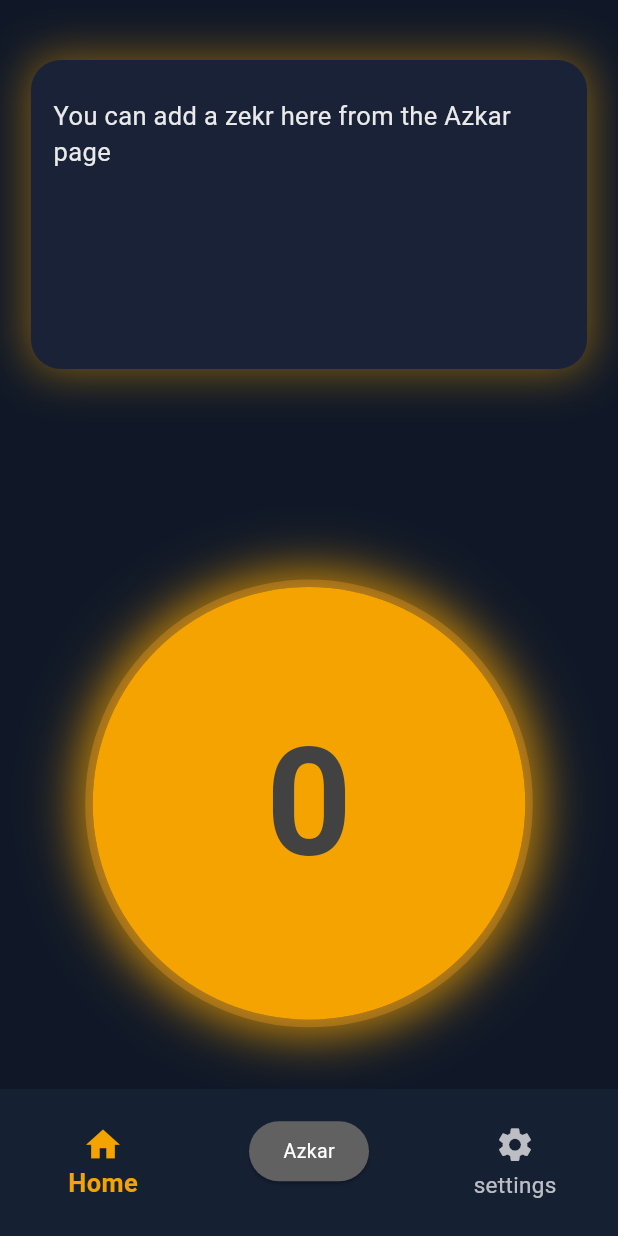
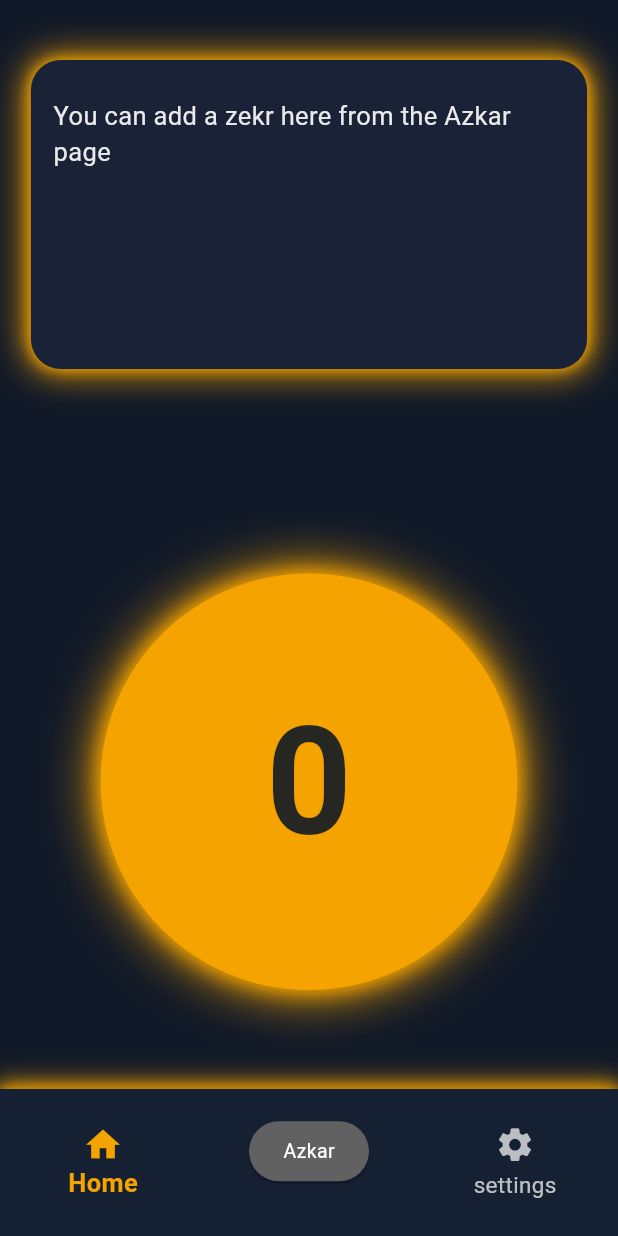
Before and after one commit to Abdalla-Medhat/Mesbahaty, a Flutter app: the screen it shows after launch, on a phone screen of 412 x 824 dp. Run offline on Flutter 3.47's test engine with Material 3 defaults, Android fonts, the phone set to English and light mode, and no system bars; our stand-ins replace awesome_dialog, shared_preferences.

Commit message:
UI Improvements: Improving the Home page UI and making it more responsive with the App themes.

```diff
--- a/lib/homepage.dart
+++ b/lib/homepage.dart
@@ -78,7 +78,23 @@ class _HomepageState extends State<Homepage> {
     primary = Theme.of(context).colorScheme.primary;
 
     return Scaffold(
-        bottomNavigationBar: BottomNavigationBar(
+        extendBody: false,
+        bottomNavigationBar: Container(
+          decoration: BoxDecoration(
+            boxShadow: [
+              BoxShadow(
+                color: Theme.of(context).colorScheme.secondary,
+                blurRadius: 7,
+                spreadRadius: 0.5,
+              ),
+              BoxShadow(
+                color: Theme.of(context).colorScheme.secondary,
+                blurRadius: 15,
+                spreadRadius: 2,
+              )
+            ],
+          ),
+          child: BottomNavigationBar(
               currentIndex: index,
               unselectedFontSize: 15,
               backgroundColor: Theme.of(context).colorScheme.surface,
@@ -133,7 +149,8 @@ class _HomepageState extends State<Homepage> {
                               fontWeight: index == 1
                                   ? FontWeight.bold
                                   : FontWeight.normal,
-                            color: index == 1 ? Colors.grey[700] : Colors.white,
+                              color:
+                                  index == 1 ? Colors.grey[700] : Colors.white,
                               fontSize: index == 1 ? 15 : 13,
                             ),
                           )),
@@ -144,13 +161,12 @@ class _HomepageState extends State<Homepage> {
                 const BottomNavigationBarItem(
                     icon: Icon(Icons.settings), label: 'settings'),
               ]),
+        ),
         body: Column(
           children: [
             Expanded(
               child: clickablePage == null
-                  ? const Center(
-                      child:
-                          CircularProgressIndicator(color: Color(0xffF4A300)))
+                  ? Center(child: CircularProgressIndicator(color: primary))
                   : mainContent(),
             ),
           ],
@@ -178,8 +194,12 @@ class _HomepageState extends State<Homepage> {
                       boxShadow: [
                         BoxShadow(
                           color: Theme.of(context).colorScheme.secondary,
-                            blurRadius: 25,
-                            spreadRadius: 1.5)
+                          blurRadius: 7,
+                        ),
+                        BoxShadow(
+                            color: Theme.of(context).colorScheme.secondary,
+                            blurRadius: 20,
+                            spreadRadius: 2)
                       ]),
                   child: Column(mainAxisSize: MainAxisSize.min, children: [
                     const SizedBox(
@@ -207,17 +227,17 @@ class _HomepageState extends State<Homepage> {
                   boxShadow: [
                     BoxShadow(
                       color: primary,
-                      blurRadius: 20,
-                      spreadRadius: 3,
+                      blurRadius: 10,
+                      spreadRadius: 1.5,
                     ),
-                    BoxShadow(color: primary, blurRadius: 30, spreadRadius: 10)
+                    BoxShadow(color: primary, blurRadius: 30, spreadRadius: 3)
                   ],
                   shape: BoxShape.circle,
                   color: primary,
                 ),
                 child: SizedBox(
-                  width: MediaQuery.of(context).size.width * 0.7,
-                  height: MediaQuery.of(context).size.width * 0.7,
+                  width: MediaQuery.of(context).size.width * 0.65,
+                  height: MediaQuery.of(context).size.width * 0.65,
                   child: ElevatedButton(
                     onPressed: () {
                       setState(() {
@@ -233,7 +253,7 @@ class _HomepageState extends State<Homepage> {
                             fontSize: 100,
                             color: Theme.of(context)
                                 .scaffoldBackgroundColor
-                                .withAlpha(200),
+                                .withAlpha(230),
                             fontWeight: FontWeight.bold,
                           ),
                         ),
@@ -243,7 +263,7 @@ class _HomepageState extends State<Homepage> {
                 ),
               ),
               SizedBox(
-                height: MediaQuery.of(context).size.height * 0.05,
+                height: MediaQuery.of(context).size.height * 0.08,
               ),
             ],
           ),
@@ -267,9 +287,13 @@ class _HomepageState extends State<Homepage> {
                           borderRadius: BorderRadius.circular(20),
                           boxShadow: [
                             BoxShadow(
-                                color: const Color(0xFFF4A300).withAlpha(125),
-                                blurRadius: 25,
-                                spreadRadius: 1.5)
+                              color: Theme.of(context).colorScheme.secondary,
+                              blurRadius: 7,
+                            ),
+                            BoxShadow(
+                                color: Theme.of(context).colorScheme.secondary,
+                                blurRadius: 20,
+                                spreadRadius: 2)
                           ]),
                       child: Column(mainAxisSize: MainAxisSize.min, children: [
                         const SizedBox(
@@ -297,17 +321,15 @@ class _HomepageState extends State<Homepage> {
                       decoration: BoxDecoration(
                         boxShadow: [
                           BoxShadow(
-                            color: const Color(0xFFF4A300).withAlpha(125),
-                            blurRadius: 20,
-                            spreadRadius: 3,
+                            color: primary,
+                            blurRadius: 10,
+                            spreadRadius: 1.5,
                           ),
                           BoxShadow(
-                              color: const Color(0xFFF4A300).withAlpha(100),
-                              blurRadius: 30,
-                              spreadRadius: 10)
+                              color: primary, blurRadius: 30, spreadRadius: 3)
                         ],
                         shape: BoxShape.circle,
-                        color: const Color(0xFFFFA726).withAlpha(75),
+                        color: primary,
                       ),
                       child: ClipOval(
                         child: SizedBox(
@@ -326,7 +348,9 @@ class _HomepageState extends State<Homepage> {
                                   "$count",
                                   style: TextStyle(
                                     fontSize: 100,
-                                    color: Colors.grey[800],
+                                    color: Theme.of(context)
+                                        .scaffoldBackgroundColor
+                                        .withAlpha(230),
                                     fontWeight: FontWeight.bold,
                                   ),
                                 ),
@@ -357,9 +381,13 @@ class _HomepageState extends State<Homepage> {
                     borderRadius: BorderRadius.circular(20),
                     boxShadow: [
                       BoxShadow(
-                          color: const Color(0xFFF4A300).withAlpha(125),
-                          blurRadius: 25,
-                          spreadRadius: 1.5)
+                        color: Theme.of(context).colorScheme.secondary,
+                        blurRadius: 7,
+                      ),
+                      BoxShadow(
+                          color: Theme.of(context).colorScheme.secondary,
+                          blurRadius: 20,
+                          spreadRadius: 2)
                     ]),
                 child: Column(mainAxisSize: MainAxisSize.min, children: [
                   const SizedBox(
@@ -384,22 +412,19 @@ class _HomepageState extends State<Homepage> {
               decoration: BoxDecoration(
                 boxShadow: [
                   BoxShadow(
-                    color: const Color(0xFFF4A300).withAlpha(125),
-                    blurRadius: 20,
-                    spreadRadius: 3,
+                    color: primary,
+                    blurRadius: 10,
+                    spreadRadius: 1.5,
                   ),
-                  BoxShadow(
-                      color: const Color(0xFFF4A300).withAlpha(100),
-                      blurRadius: 30,
-                      spreadRadius: 10)
+                  BoxShadow(color: primary, blurRadius: 30, spreadRadius: 3)
                 ],
                 shape: BoxShape.circle,
-                color: const Color(0xFFFFA726).withAlpha(75),
+                color: primary,
               ),
               child: ClipOval(
                 child: SizedBox(
-                  width: MediaQuery.of(context).size.width * 0.7,
-                  height: MediaQuery.of(context).size.width * 0.7,
+                  width: MediaQuery.of(context).size.width * 0.65,
+                  height: MediaQuery.of(context).size.width * 0.65,
                   child: ElevatedButton(
                     onPressed: () {
                       setState(() {
@@ -413,7 +438,9 @@ class _HomepageState extends State<Homepage> {
                           "$count",
                           style: TextStyle(
                             fontSize: 100,
-                            color: Colors.grey[800],
+                            color: Theme.of(context)
+                                .scaffoldBackgroundColor
+                                .withAlpha(230),
                             fontWeight: FontWeight.bold,
                           ),
                         ),
@@ -424,7 +451,7 @@ class _HomepageState extends State<Homepage> {
               ),
             ),
             SizedBox(
-              height: MediaQuery.of(context).size.height * 0.05,
+              height: MediaQuery.of(context).size.height * 0.08,
             ),
           ],
         );
@@ -443,9 +470,13 @@ class _HomepageState extends State<Homepage> {
                       borderRadius: BorderRadius.circular(20),
                       boxShadow: [
                         BoxShadow(
-                            color: const Color(0xFFF4A300).withAlpha(125),
-                            blurRadius: 25,
-                            spreadRadius: 1.5)
+                          color: Theme.of(context).colorScheme.secondary,
+                          blurRadius: 7,
+                        ),
+                        BoxShadow(
+                            color: Theme.of(context).colorScheme.secondary,
+                            blurRadius: 20,
+                            spreadRadius: 2)
                       ]),
                   child: Column(mainAxisSize: MainAxisSize.min, children: [
                     const SizedBox(
@@ -472,17 +503,14 @@ class _HomepageState extends State<Homepage> {
                 decoration: BoxDecoration(
                   boxShadow: [
                     BoxShadow(
-                      color: const Color(0xFFF4A300).withAlpha(125),
-                      blurRadius: 20,
-                      spreadRadius: 3,
+                      color: primary,
+                      blurRadius: 10,
+                      spreadRadius: 1.5,
                     ),
-                    BoxShadow(
-                        color: const Color(0xFFF4A300).withAlpha(100),
-                        blurRadius: 30,
-                        spreadRadius: 10)
+                    BoxShadow(color: primary, blurRadius: 30, spreadRadius: 3)
                   ],
                   shape: BoxShape.circle,
-                  color: const Color(0xFFFFA726).withAlpha(75),
+                  color: primary,
                 ),
                 child: ClipOval(
                   child: SizedBox(
```
Lines whose indentation alone changed are shown as unchanged.
